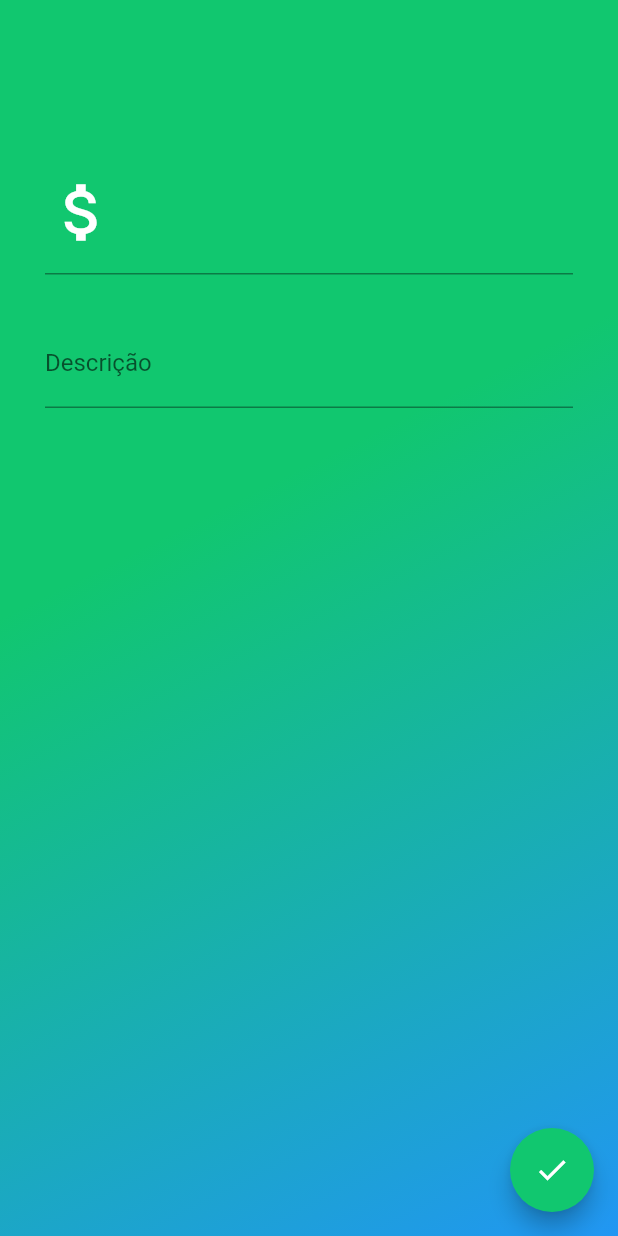
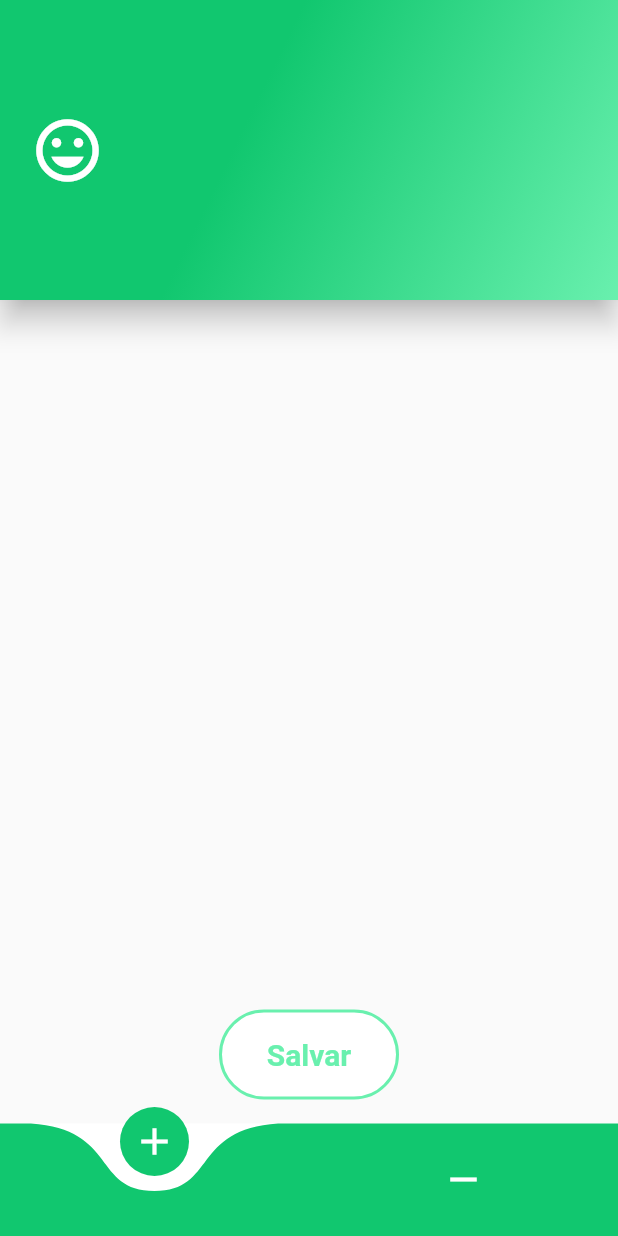
Before and after one commit to heycristhian/flutter-seucontrolefinanceiro, a Flutter app: the InsertMoney screen opened directly, on a phone screen of 412 x 824 dp. Run offline on Flutter 3.47's test engine with Material 2 defaults, Android fonts, the phone set to English and light mode, and no system bars; drawn by our look-alikes of curved_navigation_bar; network calls fail.

Commit message:
Trabalhando na tela de inserção de dados

```diff
--- a/Projeto V2/dz_finance/lib/ui/about.dart
+++ b/Projeto V2/dz_finance/lib/ui/about.dart
@@ -1,3 +1,4 @@
+import 'package:curved_navigation_bar/curved_navigation_bar.dart';
 import 'package:flutter/material.dart';
 
 class PageAbout extends StatefulWidget {
@@ -9,12 +10,18 @@ class _PageAboutState extends State<PageAbout> {
   @override
   Widget build(BuildContext context) {
     return Scaffold(
-      appBar: AppBar(
-        title: Text("test"),
+      bottomNavigationBar: CurvedNavigationBar(
+        backgroundColor: Colors.blueAccent,
+        items: <Widget>[
+          Icon(Icons.add, size: 30),
+          Icon(Icons.remove, size: 30),
+          //Icon(Icons.compare_arrows, size: 30),
+        ],
+        onTap: (index) {
+          //Handle button tap
+        },
       ),
-      body: Center(
-        child: Text("Page About!!!", style: TextStyle(fontSize: 50.0),),
-      ),
+      body: Container(color: Colors.blueAccent),
     );
   }
 }
--- /dev/null
+++ b/Projeto V2/dz_finance/lib/ui/componentes.dart
@@ -0,0 +1,32 @@
+import 'package:flutter/material.dart';
+
+class FloatButton extends StatelessWidget {
+  @override
+  Widget build(BuildContext context) {
+    return Container(
+      child: InkWell(
+        onTap: () {},
+        child: Container(
+          width: 120,
+          height: 60,
+          decoration: BoxDecoration(
+            color: Colors.white,
+            borderRadius: BorderRadius.circular(40),
+            border: Border.all(width: 2, color: Colors.greenAccent)
+          ),
+          child: Row(
+            mainAxisAlignment: MainAxisAlignment.center,
+            children: <Widget>[
+              Text("Salvar",
+              style: TextStyle(
+                fontSize: 20.0,
+                fontWeight: FontWeight.w700,
+                color: Colors.greenAccent
+              ),),
+            ],
+          ),
+        ),
+      ),
+    );
+  }
+}
--- a/Projeto V2/dz_finance/lib/ui/insertMoney.dart
+++ b/Projeto V2/dz_finance/lib/ui/insertMoney.dart
@@ -1,3 +1,5 @@
+import 'package:curved_navigation_bar/curved_navigation_bar.dart';
+import 'package:dz_finance/ui/componentes.dart';
 import 'package:flutter/material.dart';
 
 class InsertMoney extends StatefulWidget {
@@ -14,50 +16,85 @@ class _InsertMoneyState extends State<InsertMoney> {
     'Supermercado'
   ];
 
-  @override
-  Widget build(BuildContext context) {
-    return Material(
-      child: Scaffold(
-        floatingActionButton: FloatingActionButton(
-          backgroundColor: Theme.of(context).primaryColor,
-          child: Icon(Icons.done, color: Colors.white, ),
-        ),
-        body: Container(
+  Icon icon = Icon(Icons.mood, size: 50, color: Colors.white);
+  Color color1 = Color.fromRGBO(17, 199, 111, 1);
+  Color color2 = Colors.greenAccent;
+
+  Widget _containerRendaDespesa(Icon icon, Color color1, Color color2) {
+    return Container(
+      child: Column(
+        mainAxisAlignment: MainAxisAlignment.start,
+        children: <Widget>[
+          Material(
+            elevation: 8.0,
+            child: Container(
+              padding: EdgeInsets.all(0),
+              margin: EdgeInsets.all(0),
+              height: 200,
               decoration: BoxDecoration(
                   gradient: LinearGradient(
                       begin: Alignment.topLeft,
                       end: Alignment.bottomRight,
                       stops: [0.4, 1],
-                  colors: [Theme.of(context).primaryColor, Colors.blue])),
+                      colors: [color1, color2])),
+              child: Center(
                 child: Padding(
-            padding: const EdgeInsets.fromLTRB(30, 100, 30, 0),
-            child: Column(
-              mainAxisAlignment: MainAxisAlignment.start,
-              children: <Widget>[
-                TextField(
+                  padding: const EdgeInsets.symmetric(horizontal: 20.0),
+                  child: TextField(
+                    textAlign: TextAlign.center,
                     style: TextStyle(
-                      color: Colors.white,
+                        fontSize: 50.0,
                         fontWeight: FontWeight.w700,
-                      fontSize: 50.0),
+                        color: Colors.white),
                     keyboardType: TextInputType.number,
                     decoration: InputDecoration(
-                      prefixIcon: Icon(
-                    Icons.attach_money,
-                    color: Colors.white,
-                    size: 50.0,
-                  )),
-                ),
-                SizedBox(
-                  height: 30,
-                ),
-                TextFormField(
-                  decoration: InputDecoration(labelText: 'Descrição'),
-                )
-              ],
+                      prefixIcon: icon,
+                      //labelText: "Teste",
+                      border: InputBorder.none,
                     ),
                   ),
                 ),
               ),
+            ),
+          ),
+        ],
+      ),
+    );
+  }
+
+  @override
+  Widget build(BuildContext context) {
+    return Material(
+      child: Scaffold(
+        bottomNavigationBar: CurvedNavigationBar(
+          backgroundColor: Colors.white,
+          color: color1,
+          items: <Widget>[
+            Icon(
+              Icons.add,
+              size: 30,
+              color: Colors.white,
+            ),
+            Icon(Icons.remove, size: 30, color: Colors.white),
+          ],
+          onTap: (index) {
+            setState(() {
+              if (index == 0) {
+                icon = Icon(Icons.mood, size: 50, color: Colors.white);
+                color1 = Color.fromRGBO(17, 199, 111, 1);
+                color2 = Colors.greenAccent;
+              } else {
+                icon = Icon(Icons.error, size: 50, color: Colors.white);
+                color1 = Colors.red;
+                color2 = Colors.redAccent;
+              }
+            });
+          },
+        ),
+        floatingActionButtonLocation: FloatingActionButtonLocation.centerFloat,
+        floatingActionButton: FloatButton(),
+        body: _containerRendaDespesa(icon, color1, color2),
+      ),
     );
   }
 }
--- a/Projeto V2/dz_finance/pubspec.yaml
+++ b/Projeto V2/dz_finance/pubspec.yaml
@@ -26,6 +26,7 @@ dependencies:
   # The following adds the Cupertino Icons font to your application.
   # Use with the CupertinoIcons class for iOS style icons.
   cupertino_icons: ^0.1.2
+  curved_navigation_bar: ^0.3.1
 
 dev_dependencies:
   flutter_test:
```
Also changed, not shown: Projeto V2/dz_finance/pubspec.lock. Lines whose indentation alone changed are shown as unchanged.
